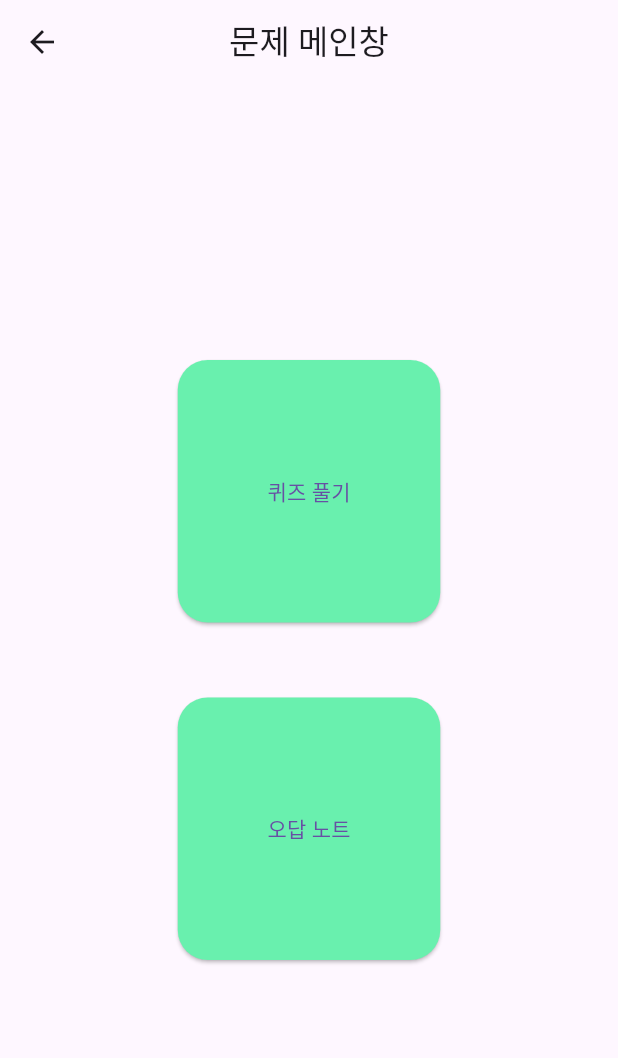
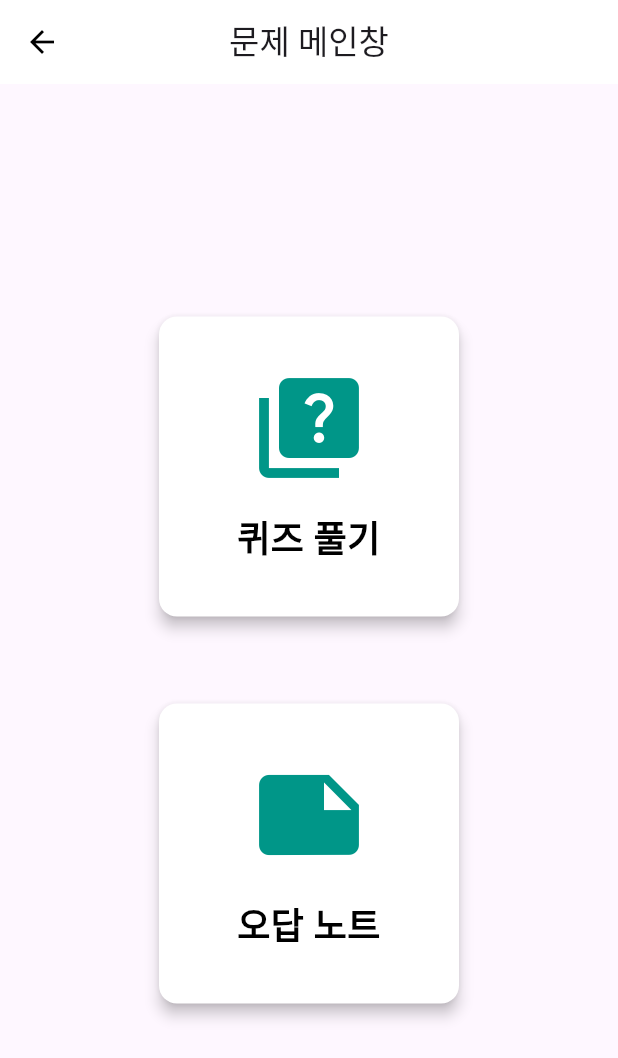
Before and after one commit to PLNumber/opendemo, a Flutter app: the QuizMainPage screen opened directly, on a phone screen of 412 x 824 dp. Shown: the top 1058 px of the screen. Run offline on Flutter 3.47's test engine with Material 3 defaults, Android fonts, the phone set to English and light mode, and no system bars; our stand-ins replace cloud_firestore, firebase_auth, firebase_core, flutter_dotenv, flutter_secure_storage, google_mobile_ads and 2 more; accounts and stored records are empty; network calls fail.

Commit message:
일단 대충 디자인? pvp 변경

```diff
--- a/lib/Pages/QuizPages/quizMain.dart
+++ b/lib/Pages/QuizPages/quizMain.dart
@@ -2,7 +2,6 @@ import 'package:flutter/material.dart';
 import 'quiz.dart';
 import 'errorNote.dart';
 
-/*퀴즈 메인 페이지*/
 class QuizMainPage extends StatelessWidget {
   const QuizMainPage({Key? key}) : super(key: key);
 
@@ -10,52 +9,79 @@ class QuizMainPage extends StatelessWidget {
   Widget build(BuildContext context) {
     return Scaffold(
       appBar: AppBar(
-          title: Text("문제 메인창"),
+        title: const Text("문제 메인창"),
         centerTitle: true,
+        backgroundColor: Colors.white,
+        iconTheme: const IconThemeData(color: Colors.black),
       ),
       body: Center(
+        child: Padding(
+          padding: const EdgeInsets.all(20.0),
           child: Column(
-            mainAxisSize: MainAxisSize.min,
+            mainAxisAlignment: MainAxisAlignment.center,
             children: [
-              ElevatedButton(
-                  style: ElevatedButton.styleFrom(
-                      fixedSize: const Size(175,175),
-                      backgroundColor: Colors.greenAccent,
-                      padding: EdgeInsets.all(20),
-                      shape: RoundedRectangleBorder(
-                          borderRadius: BorderRadius.circular(20.0)
-                      )
-                  ),
-                  onPressed: (){
+              // 퀴즈 풀기 버튼 카드
+              _buildFeatureCard(
+                context,
+                Icons.quiz,
+                "퀴즈 풀기",
+                    () {
                   Navigator.push(
-                        context, MaterialPageRoute(builder: (context) => QuizPage())
+                    context,
+                    MaterialPageRoute(builder: (context) => QuizPage()),
                   );
                 },
-                  child: Text("퀴즈 풀기")
               ),
-              SizedBox(height: 50,),
-
-              /*오답노트*/
-              ElevatedButton(
-                  style: ElevatedButton.styleFrom(
-                      fixedSize: const Size(175,175),
-                      backgroundColor: Colors.greenAccent,
-                      padding: EdgeInsets.all(20),
-                      shape: RoundedRectangleBorder(
-                          borderRadius: BorderRadius.circular(20.0)
-                      )
-                  ),
-                  onPressed: (){
+              const SizedBox(height: 50),
+              // 오답 노트 버튼 카드
+              _buildFeatureCard(
+                context,
+                Icons.note,
+                "오답 노트",
+                    () {
                   Navigator.push(
-                        context, MaterialPageRoute(builder: (context) => NotePage())
+                    context,
+                    MaterialPageRoute(builder: (context) => NotePage()),
                   );
                 },
-                  child: Text("오답 노트")
-              )
+              ),
             ],
           ),
-        )
+        ),
+      ),
     );
+  }
 
+  // 버튼 카드 위젯 생성
+  Widget _buildFeatureCard(BuildContext context, IconData icon, String title, VoidCallback onTap) {
+    return GestureDetector(
+      onTap: onTap,
+      child: Card(
+        elevation: 4,
+        shape: RoundedRectangleBorder(borderRadius: BorderRadius.circular(12)),
+        color: Colors.white,
+        child: Container(
+          width: 200, // 카드의 너비를 설정
+          height: 200, // 카드의 높이를 설정
+          padding: const EdgeInsets.all(20.0), // 내부 여백
+          child: Column(
+            mainAxisAlignment: MainAxisAlignment.center,
+            children: [
+              Icon(icon, size: 80, color: Colors.teal), // 아이콘 크기 증가
+              const SizedBox(height: 16),
+              Text(
+                title,
+                style: const TextStyle(
+                  fontSize: 24, // 텍스트 크기 증가
+                  fontWeight: FontWeight.w600,
+                  color: Colors.black,
+                ),
+                textAlign: TextAlign.center,
+              ),
+            ],
+          ),
+        ),
+      ),
+    );
   }
 }
```
Lines whose indentation alone changed are shown as unchanged.
